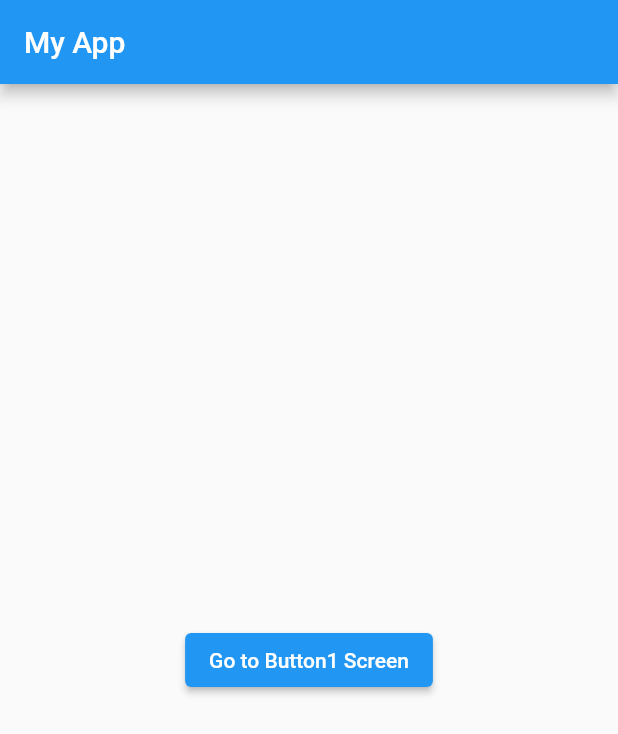
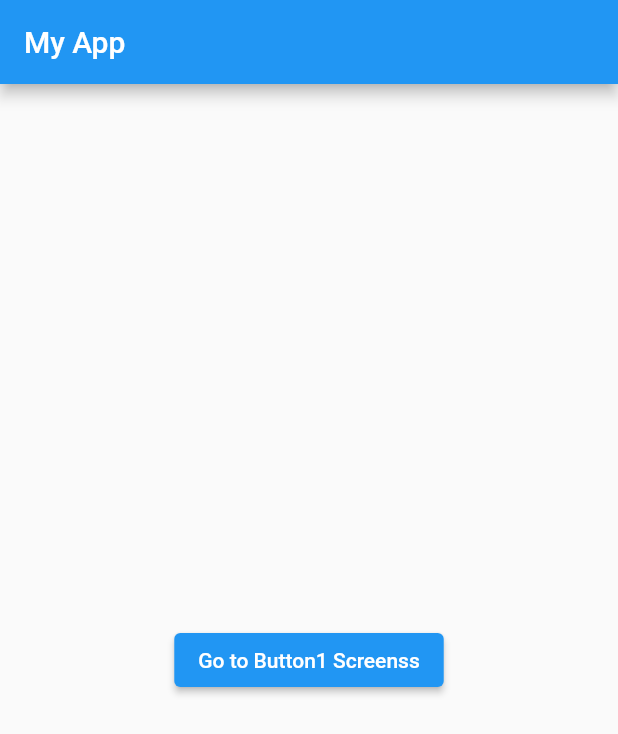
Before and after one commit to ramesh2500/FlutterProjects, a Flutter app: the screen it shows after launch, on a phone screen of 412 x 824 dp. Shown: the top 734 px of the screen. Run offline on Flutter 3.47's test engine with Material 2 defaults, Android fonts, the light colour scheme and no system bars.

Commit message:
screenss

```diff
--- a/lib/main.dart
+++ b/lib/main.dart
@@ -45,7 +45,7 @@ class MyApp extends StatelessWidget {
                 ),
               );
             },
-            child:const Text('Go to Button1 Screen'),
+            child:const Text('Go to Button1 Screenss'),
           ),
         ),
       ),
```
